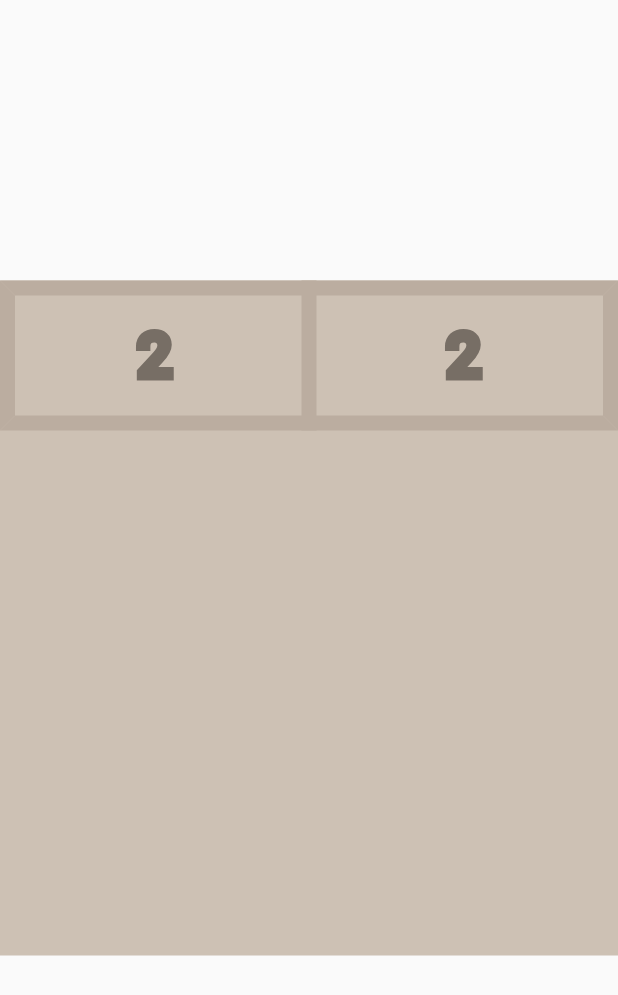
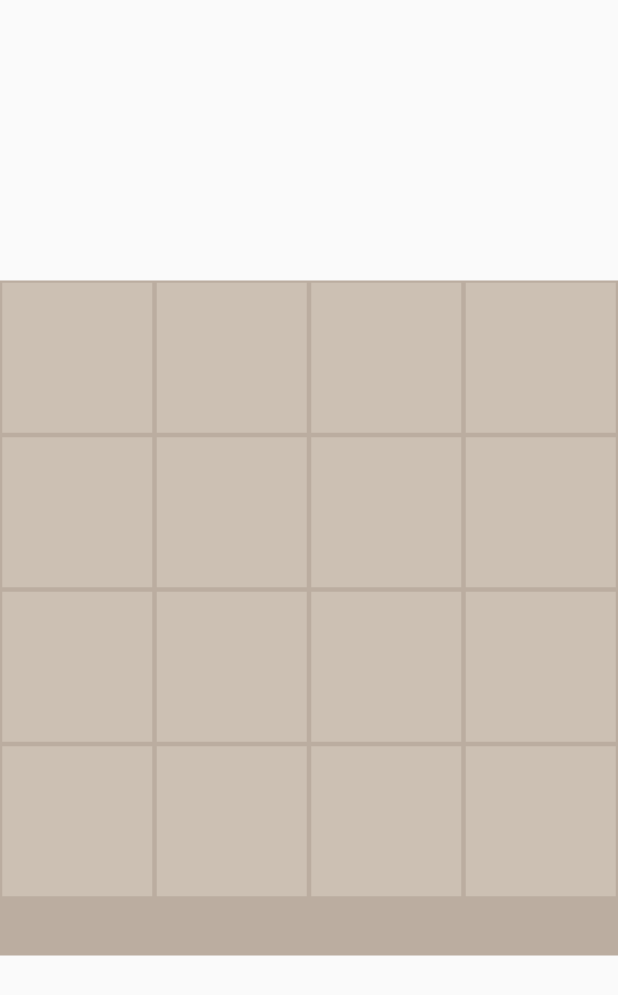
Before and after one commit to Alex221100/Game-2048, a Flutter app: the screen it shows after launch, on a phone screen of 412 x 824 dp. Shown: the top 995 px of the screen. Run offline on Flutter 3.47's test engine with Material 2 defaults, Android fonts, the phone set to English and light mode, and no system bars.

Commit message:
Reformat to use gridview widget instead of table

```diff
--- a/lib/main.dart
+++ b/lib/main.dart
@@ -18,10 +18,11 @@ class PositionedTilesState extends State<PositionedTiles> {
   @override
   void initState() {
     super.initState();
-    tiles = [
-      StatefulColorfulTile(key: UniqueKey()),
-      StatefulColorfulTile(key: UniqueKey())
-    ];
+    tiles = List.generate(16, (index) {
+      return Center(
+        child: StatefulColorfulTile(key: UniqueKey()),
+      );
+    });
   }
 
   @override
@@ -29,7 +30,7 @@ class PositionedTilesState extends State<PositionedTiles> {
     return Scaffold(
         body: Center(
             child: Container(
-                color: const Color.fromRGBO(205, 193, 180, 1),
+                color: const Color.fromRGBO(187, 173, 160, 1),
                 height: 450,
                 width: 450,
                 child: GestureDetector(
@@ -55,9 +56,16 @@ class PositionedTilesState extends State<PositionedTiles> {
                         //_goBack();
                       }
                     },
-                    child: Table(
+                    child: GridView.count(
+                        // Create a grid with 2 columns. If you change the scrollDirection to
+                        // horizontal, this produces 2 rows.
+                        crossAxisCount: 4,
+                        // Generate 100 widgets that display their index in the List.
+                        children: tiles)))));
+    /*child: Table(
                       border: TableBorder.all(
-                          color: Color.fromRGBO(187, 173, 160, 1), width: 10),
+                          color: const Color.fromRGBO(187, 173, 160, 1),
+                          width: 10),
                       defaultColumnWidth: const FixedColumnWidth(120.0),
                       defaultVerticalAlignment:
                           TableCellVerticalAlignment.middle,
@@ -66,7 +74,7 @@ class PositionedTilesState extends State<PositionedTiles> {
                           children: tiles,
                         ),
                       ],
-                    )))));
+                    )))));*/
   }
 
   swapTiles() {
--- a/lib/tile.dart
+++ b/lib/tile.dart
@@ -8,7 +8,7 @@ class StatefulColorfulTile extends StatefulWidget {
 }
 
 class ColorfulTileState extends State<StatefulColorfulTile> {
-  ColorfulTileState({int? value}) : this.value = value ?? 2;
+  ColorfulTileState({int? value}) : this.value = value ?? 0;
 
   Color? color;
   int value;
@@ -16,7 +16,9 @@ class ColorfulTileState extends State<StatefulColorfulTile> {
   @override
   void initState() {
     super.initState();
-    color = Colors.lightBlue[2048 - value];
+    color = value > 0
+        ? Colors.lightBlue[2048 - value]
+        : Color.fromRGBO(204, 192, 179, 1);
   }
 
   @override
@@ -26,7 +28,7 @@ class ColorfulTileState extends State<StatefulColorfulTile> {
         height: 100,
         width: 100,
         child: Center(
-            child: Text(value.toString(),
+            child: Text(value > 0 ? value.toString() : "",
                 style: TextStyle(
                   fontSize: 40,
                   foreground: Paint()
```
